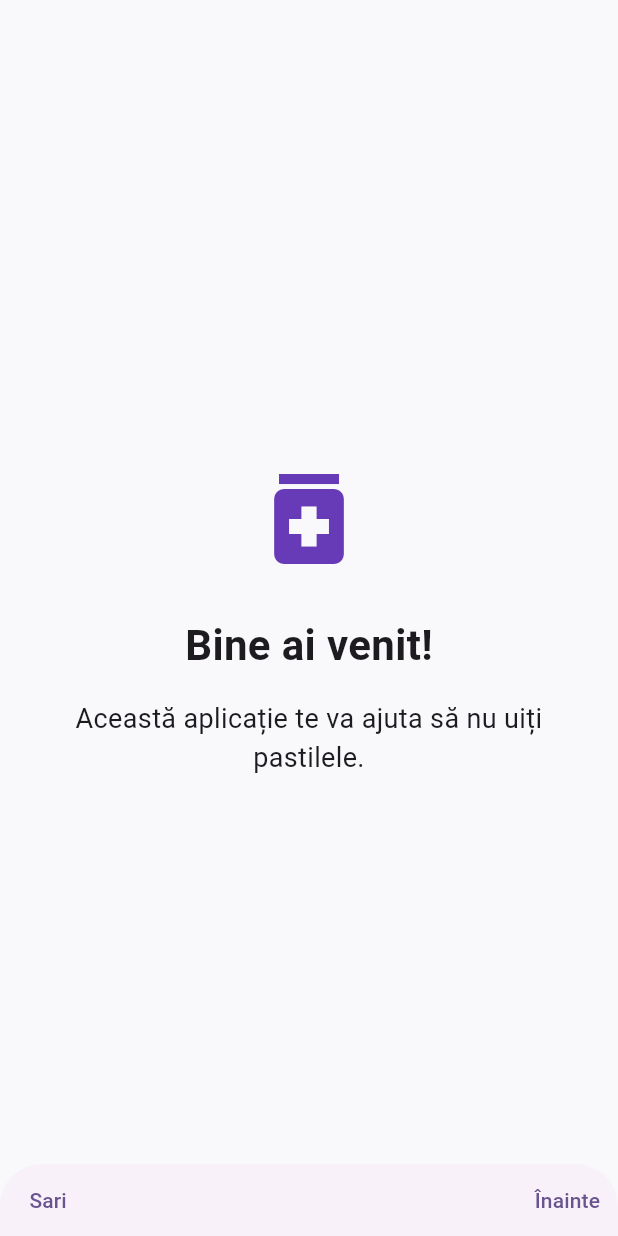
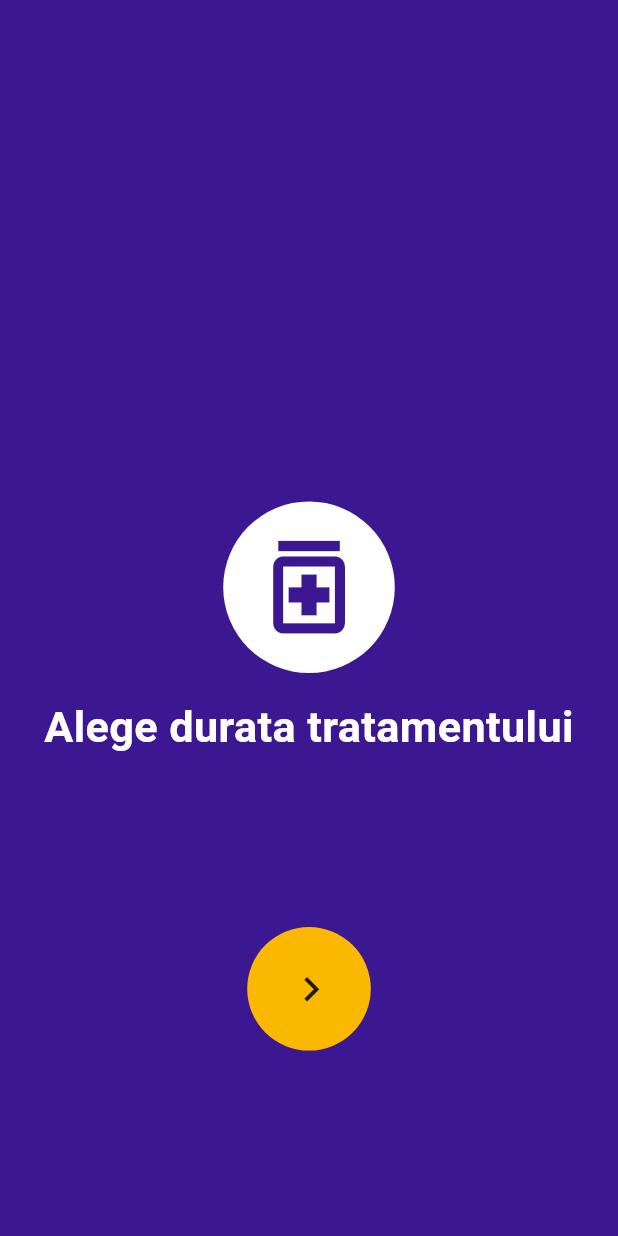
Before and after one commit to NuMaCheamaTudor/BDF-Flutter, a Flutter app: the screen it shows after launch, on a phone screen of 412 x 824 dp. Run offline on Flutter 3.47's test engine with Material 3 defaults, Android fonts, the light colour scheme and no system bars; drawn by our look-alikes of concentric_transition; our stand-ins replace flutter_local_notifications, permission_handler, shared_preferences, timezone; Roboto replaces fonts that are missing (Poppins).

Commit message:
animatii alea alea

```diff
--- a/main/lib/home_screen.dart
+++ b/main/lib/home_screen.dart
@@ -1,6 +1,8 @@
 import 'package:flutter/material.dart';
 import 'notification_service.dart';
 import 'package:permission_handler/permission_handler.dart';
+import 'home_screen.dart';
+
 
 class HomeScreen extends StatefulWidget {
   @override
--- a/main/lib/main.dart
+++ b/main/lib/main.dart
@@ -3,6 +3,11 @@ import 'package:main/splash_screen.dart';
 import 'package:permission_handler/permission_handler.dart';
 import 'notification_service.dart';
 import 'theme/theme.dart';
+import 'onboarding.dart';
+
+import 'home_screen.dart';
+
+
 
 void main() async {
   WidgetsFlutterBinding.ensureInitialized();
@@ -22,7 +27,7 @@ class MyApp extends StatelessWidget {
       darkTheme: AppTheme.darkTheme,
       themeMode: ThemeMode.system,
       debugShowCheckedModeBanner: false,
-      home: SplashScreen(),
+      home: ConcentricAnimationOnboarding(),
     );
   }
 }
--- /dev/null
+++ b/main/lib/onboarding.dart
@@ -0,0 +1,138 @@
+import 'package:flutter/material.dart';
+import 'package:main/splash_screen.dart';
+import 'package:permission_handler/permission_handler.dart';
+import 'notification_service.dart';
+import 'theme/theme.dart';
+import 'package:concentric_transition/concentric_transition.dart';
+import 'package:main/home_screen.dart';
+
+
+
+
+void main() async {
+  WidgetsFlutterBinding.ensureInitialized();
+  if (await Permission.notification.isDenied) {
+    await Permission.notification.request();
+  }
+  await NotificationService.init();
+  runApp(MyApp());
+}
+
+class MyApp extends StatelessWidget {
+  @override
+  Widget build(BuildContext context) {
+    return MaterialApp(
+      title: 'Reminder Pastile',
+      theme: AppTheme.lightTheme,
+      darkTheme: AppTheme.darkTheme,
+      themeMode: ThemeMode.system,
+      debugShowCheckedModeBanner: false,
+      home: ConcentricAnimationOnboarding(),
+    );
+  }
+}
+
+final pages = [
+  const PageData(
+    icon: Icons.medication_outlined,
+    title: "Alege durata tratamentului",
+    bgColor: Color(0xff3b1791),
+    textColor: Colors.white,
+  ),
+  const PageData(
+    icon: Icons.access_time,
+    title: "Selectează ora și intervalul",
+    bgColor: Color(0xfffab800),
+    textColor: Color(0xff3b1790),
+  ),
+  const PageData(
+    icon: Icons.notifications_active,
+    title: "Primește notificări zilnice 💊",
+    bgColor: Color(0xffffffff),
+    textColor: Color(0xff3b1790),
+  ),
+];
+
+class ConcentricAnimationOnboarding extends StatelessWidget {
+  const ConcentricAnimationOnboarding({Key? key}) : super(key: key);
+
+  @override
+  Widget build(BuildContext context) {
+    final screenWidth = MediaQuery.of(context).size.width;
+    return Scaffold(
+      body: ConcentricPageView(
+        colors: pages.map((p) => p.bgColor).toList(),
+        radius: screenWidth * 0.1,
+        nextButtonBuilder: (context) => Padding(
+          padding: const EdgeInsets.only(left: 3),
+          child: Icon(
+            Icons.navigate_next,
+            size: screenWidth * 0.08,
+          ),
+        ),
+        itemCount: pages.length,
+        scaleFactor: 2,
+        onFinish: () {
+          Navigator.of(context).pushReplacement(
+            MaterialPageRoute(builder: (_) => HomeScreen()),
+          );
+        },
+        itemBuilder: (index) {
+          final page = pages[index % pages.length];
+          return SafeArea(
+            child: _Page(page: page),
+          );
+        },
+      ),
+    );
+  }
+}
+
+class PageData {
+  final String? title;
+  final IconData? icon;
+  final Color bgColor;
+  final Color textColor;
+
+  const PageData({
+    this.title,
+    this.icon,
+    this.bgColor = Colors.white,
+    this.textColor = Colors.black,
+  });
+}
+
+class _Page extends StatelessWidget {
+  final PageData page;
+
+  const _Page({Key? key, required this.page}) : super(key: key);
+
+  @override
+  Widget build(BuildContext context) {
+    final screenHeight = MediaQuery.of(context).size.height;
+    return Column(
+      mainAxisAlignment: MainAxisAlignment.center,
+      children: [
+        Container(
+          padding: const EdgeInsets.all(16.0),
+          margin: const EdgeInsets.all(16.0),
+          decoration:
+              BoxDecoration(shape: BoxShape.circle, color: page.textColor),
+          child: Icon(
+            page.icon,
+            size: screenHeight * 0.1,
+            color: page.bgColor,
+          ),
+        ),
+        Text(
+          page.title ?? "",
+          style: TextStyle(
+              color: page.textColor,
+              fontSize: screenHeight * 0.035,
+              fontWeight: FontWeight.bold),
+          textAlign: TextAlign.center,
+        ),
+      ],
+    );
+  }
+}
--- a/main/lib/onboarding_screen.dart
+++ b/main/lib/onboarding_screen.dart
@@ -1,79 +1,38 @@
 
 import 'package:flutter/material.dart';
-import 'package:shared_preferences/shared_preferences.dart';
-import 'main_screen.dart';
+import '../main.dart'; // asigură-te că HomeScreen este acolo
 
-class OnboardingScreen extends StatefulWidget {
-  @override
-  _OnboardingScreenState createState() => _OnboardingScreenState();
-}
-
-class _OnboardingScreenState extends State<OnboardingScreen> {
-  final PageController _controller = PageController();
-  int _currentPage = 0;
-
-  final List<Map<String, String>> _pages = [
-    {
-      'title': 'Bine ai venit!',
-      'desc': 'Această aplicație te va ajuta să nu uiți pastilele.',
-    },
-    {
-      'title': 'Notificări programate',
-      'desc': 'Setează intervalele și durata tratamentului.',
-    },
-    {
-      'title': 'Totul e sub control',
-      'desc': 'Primești notificări chiar și când aplicația este închisă.',
-    },
-  ];
-
-  void _finishOnboarding() async {
-    final prefs = await SharedPreferences.getInstance();
-    await prefs.setBool('seenOnboarding', true);
-    Navigator.of(context).pushReplacement(MaterialPageRoute(builder: (_) => MainScreen()));
-  }
-
+class OnboardingScreen extends StatelessWidget {
   @override
   Widget build(BuildContext context) {
     return Scaffold(
-      body: PageView.builder(
-        controller: _controller,
-        itemCount: _pages.length,
-        onPageChanged: (index) => setState(() => _currentPage = index),
-        itemBuilder: (_, index) {
-          return Padding(
+      backgroundColor: Colors.white,
+      body: SafeArea(
+        child: Padding(
           padding: const EdgeInsets.all(32.0),
           child: Column(
-              mainAxisAlignment: MainAxisAlignment.center,
+            mainAxisAlignment: MainAxisAlignment.spaceEvenly,
             children: [
-                Icon(Icons.medication, size: 80, color: Colors.deepPurple),
-                const SizedBox(height: 24),
-                Text(_pages[index]['title']!, style: TextStyle(fontSize: 28, fontWeight: FontWeight.bold)),
-                const SizedBox(height: 16),
-                Text(_pages[index]['desc']!, textAlign: TextAlign.center, style: TextStyle(fontSize: 18)),
+              Image.asset('assets/pills.png', height: 200),
+              const Text(
+                "Bine ai venit!",
+                style: TextStyle(fontSize: 28, fontWeight: FontWeight.bold),
+              ),
+              const Text(
+                "Această aplicație te ajută să-ți amintești să iei pastilele la timp.\nConfigurează-ți tratamentul și gata!",
+                textAlign: TextAlign.center,
+              ),
+              ElevatedButton(
+                onPressed: () {
+                  Navigator.of(context).pushReplacement(
+                    MaterialPageRoute(builder: (_) => HomeScreen()),
+                  );
+                },
+                child: const Text("Să începem 💊"),
+              ),
             ],
           ),
-          );
-        },
         ),
-      bottomSheet: _currentPage == _pages.length - 1
-          ? TextButton(
-              onPressed: _finishOnboarding,
-              child: Text("Începe!", style: TextStyle(fontSize: 18)),
-              style: TextButton.styleFrom(padding: EdgeInsets.all(16)),
-            )
-          : Row(
-              mainAxisAlignment: MainAxisAlignment.spaceBetween,
-              children: [
-                TextButton(
-                  onPressed: () => _controller.jumpToPage(_pages.length - 1),
-                  child: const Text("Sari"),
-                ),
-                TextButton(
-                  onPressed: () => _controller.nextPage(duration: Duration(milliseconds: 300), curve: Curves.ease),
-                  child: const Text("Înainte"),
-                ),
-              ],
       ),
     );
   }
--- a/main/pubspec.yaml
+++ b/main/pubspec.yaml
@@ -10,7 +10,7 @@ dependencies:
   flutter:
     sdk: flutter
   shared_preferences: ^2.2.2
-
+  concentric_transition: ^1.0.3
 
   # 🔔 Plugin pentru notificări locale
   flutter_local_notifications: ^19.2.0
```
Lines whose indentation alone changed are shown as unchanged.
